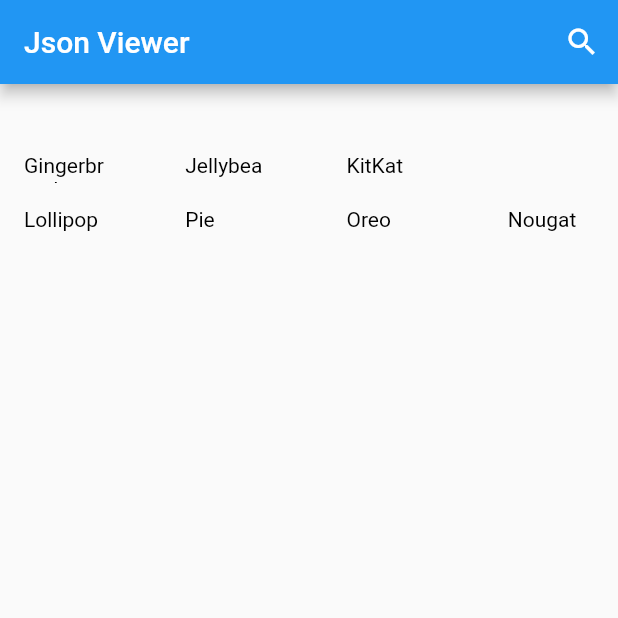
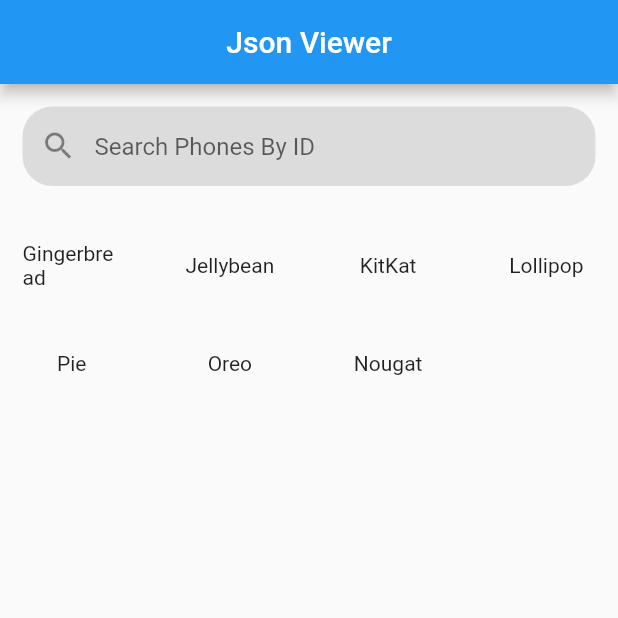
Before and after one commit to abdulawalarif/json_parsing, a Flutter app: the screen it shows after launch, on a phone screen of 412 x 824 dp, the top half of it. Run offline on Flutter 3.47's test engine with Material 2 defaults, Android fonts, the phone set to English and light mode, and no system bars.

Commit message:
search functionality and ui dt-1 is working

```diff
--- a/lib/home_screen.dart
+++ b/lib/home_screen.dart
@@ -42,12 +42,12 @@ class _HomeScreenState extends State<HomeScreen> {
   // TODO Working code Second Section
   List<AndroidVerison> androidListWithRandomKeys = [];
   List<AndroidVerison> androidList = [];
+
   getAndroidVersions(var data) {
     for (int i = 0; i < data.length; i++) {
       //first type
       if (data[i].runtimeType == List<Map<String, Object>>) {
         var firstData = data[i] as List;
-        androidList.clear();
         for (int i = 0; i < firstData.length; i++) {
           //print(firstData[i]['title']);   androidList
           AndroidVerison androidVerison = AndroidVerison(
@@ -57,7 +57,6 @@ class _HomeScreenState extends State<HomeScreen> {
       }
       //second Type random keys
       if (data[i].runtimeType != List<Map<String, Object>>) {
-        androidListWithRandomKeys.clear();
         final Map<String, dynamic> convertedData =
             jsonDecode(jsonEncode(data[i]));
         var map = HashMap.from(convertedData);
@@ -67,20 +66,32 @@ class _HomeScreenState extends State<HomeScreen> {
           if (i < 2) {
             AndroidVerison androidVerison =
                 AndroidVerison(id: map['$i']['id'], title: map['$i']['title']);
-            androidListWithRandomKeys.add(androidVerison);
+            androidList.add(androidVerison);
           } else {
             AndroidVerison androidVerison =
                 AndroidVerison(id: map['3']['id'], title: map['3']['title']);
-            androidListWithRandomKeys.add(androidVerison);
+            androidList.add(androidVerison);
           }
         }
       }
     }
   }
 
+  //This block of code is for finding list of items by searching...
+  List<AndroidVerison> SearchList = [];
+  TextEditingController? _textEditingController;
+  final FocusNode _textFocusNode = FocusNode();
+
+  void dispose() {
+    _textFocusNode.dispose();
+    _textEditingController?.dispose();
+    super.dispose();
+  }
+
 //TODO sending data based on the button click data set one or two
   @override
   void initState() {
+    _textEditingController = TextEditingController();
     getAndroidVersions(StaticVariables.datasetOne);
     super.initState();
   }
@@ -88,65 +99,70 @@ class _HomeScreenState extends State<HomeScreen> {
   @override
   Widget build(BuildContext context) {
     return Scaffold(
-      appBar: AppBar(title: Text("Json Viewer"), actions: <Widget>[
-        IconButton(
-          icon: Icon(
-            Icons.search,
-            color: Colors.white,
-          ),
-          onPressed: () {
-            // TODO on the click of search icon it will become input text widget and search
-          },
-        ),
-      ]),
+      appBar: AppBar(
+        title: Center(child: Text("Json Viewer")),
+      ),
       body: Padding(
-        padding: const EdgeInsets.all(8.0),
+        padding:
+            const EdgeInsets.only(left: 15.0, right: 15.0, top: 15, bottom: 0),
         child: Column(
           children: <Widget>[
-            SizedBox(
-              height: 30,
-            ),
-            Padding(
-              padding: const EdgeInsets.all(8.0),
-              child: SizedBox(
-                height: 20,
-                width: MediaQuery.of(context).size.width,
-                child: gridData(androidListWithRandomKeys),
+            Container(
+              decoration: BoxDecoration(
+                  color: Colors.black12,
+                  borderRadius: BorderRadius.circular(20)),
+              child: TextField(
+                controller: _textEditingController,
+                focusNode: _textFocusNode,
+                decoration: const InputDecoration(
+                    prefixIcon: Icon(Icons.search),
+                    border: InputBorder.none,
+                    focusedBorder: InputBorder.none,
+                    enabledBorder: InputBorder.none,
+                    errorBorder: InputBorder.none,
+                    disabledBorder: InputBorder.none,
+                    hintText: 'Search Phones By ID',
+                    contentPadding: EdgeInsets.all(17)),
+                onChanged: (value) {
+                  setState(() {
+                    SearchList!.clear();
+                  });
+                  setState(() {
+                    SearchList = androidList
+                        .where((element) => element.id == (int.parse(value)))
+                        .toList();
+                  });
+                },
               ),
             ),
-            Padding(
-              padding: const EdgeInsets.all(8.0),
-              child: SizedBox(
-                height: 20,
-                width: MediaQuery.of(context).size.width,
-                child: gridData(androidList),
+            SizedBox(
+              height: 20,
+            ),
+            Expanded(
+              child: GridView.builder(
+                gridDelegate: SliverGridDelegateWithFixedCrossAxisCount(
+                  crossAxisSpacing: 40,
+                  crossAxisCount: 4,
+                ),
+                shrinkWrap: true,
+                itemCount: _textEditingController!.text.isNotEmpty
+                    ? SearchList!
+                        .length //Here is the condition for showing the search result
+                    : androidList.length,
+                itemBuilder: (ctx, index) {
+                  return Center(
+                      child: Text(
+                    _textEditingController!.text.isNotEmpty
+                        ? SearchList![index].title.toString()
+                        : androidList[index].title.toString(),
+                    style: TextStyle(fontSize: 14),
+                  ));
+                },
               ),
-            ),
+            )
           ],
         ),
       ),
     );
   }
-
-  Widget gridData(var data) {
-    int countOfItem = 3;
-    if (data.length >= 3) {
-      setState(() {
-        countOfItem = 4;
-      });
-    }
-    return GridView.builder(
-        gridDelegate: SliverGridDelegateWithFixedCrossAxisCount(
-          crossAxisSpacing: 50,
-          crossAxisCount: countOfItem,
-        ),
-        itemCount: data.length,
-        itemBuilder: (context, index) {
-          return GridTile(
-              child: Text(
-            data[index].title,
-            style: TextStyle(color: Colors.black, fontSize: 14),
-          ));
-        });
-  }
 }
--- a/lib/main.dart
+++ b/lib/main.dart
@@ -17,6 +17,7 @@ class MyApp extends StatelessWidget {
         primarySwatch: Colors.blue,
       ),
       home: HomeScreen(),
+      //home: Orders(),
     );
   }
 }
```
Also changed, not shown: lib/test_search_functionality.dart (+66 -106 lines).
